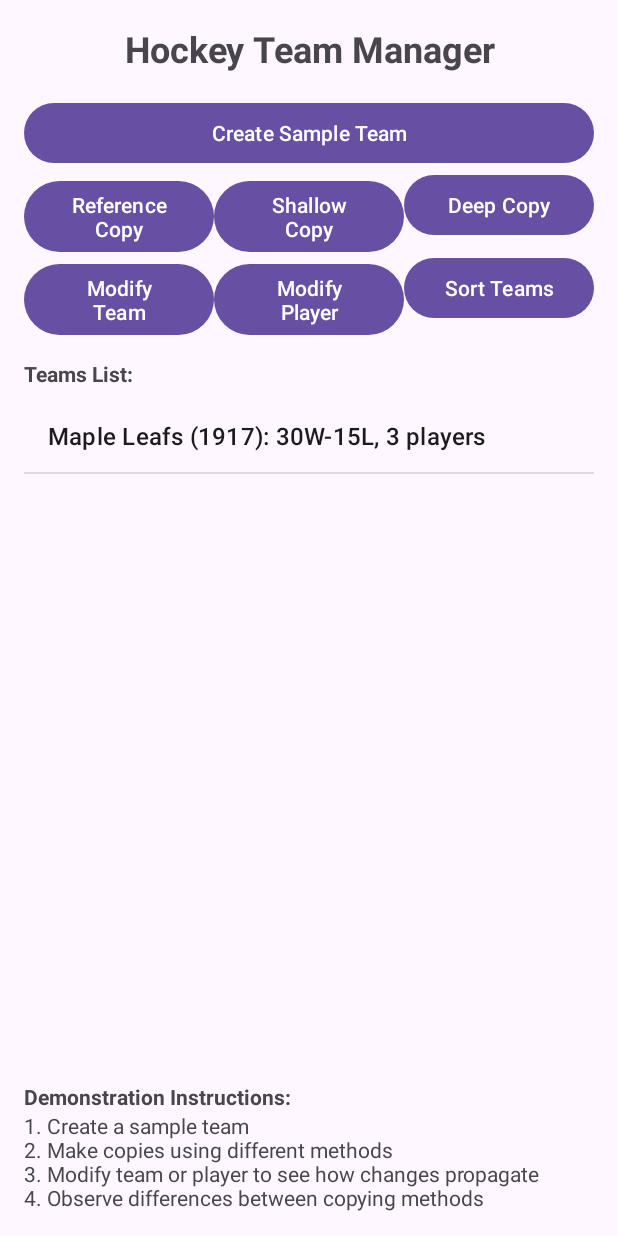
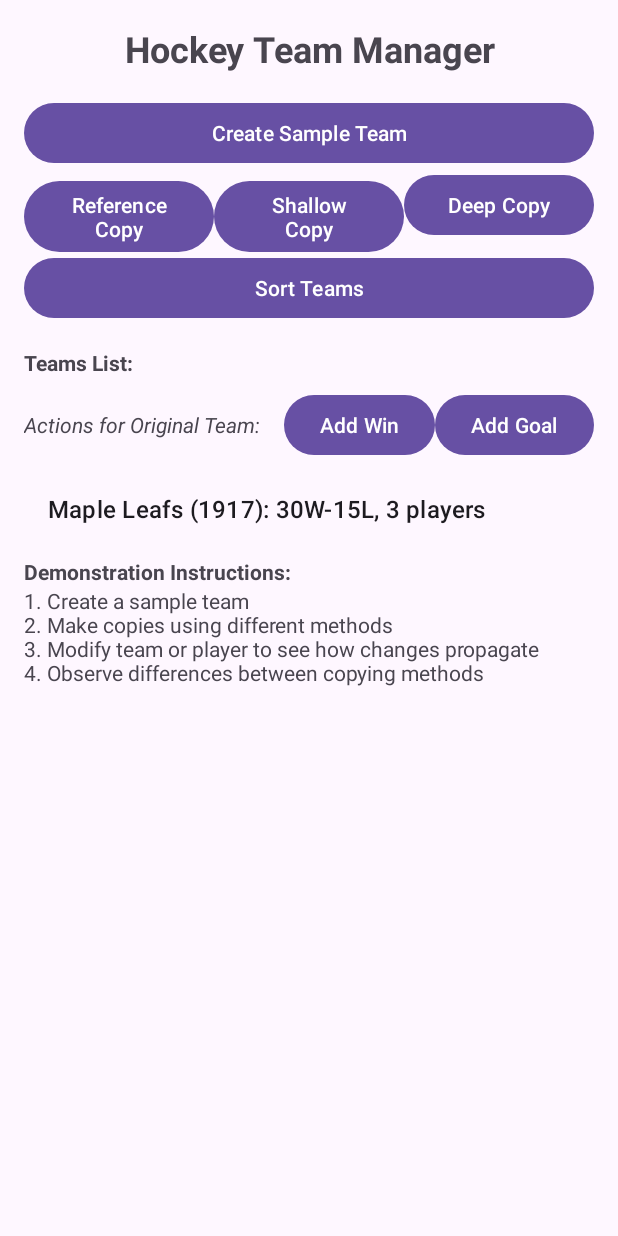
Before and after one commit to JapskuaLUT/CT60A2412_Week_12_Example, an Android app: the screen it shows after launch (MainActivity), after a tap on "Create Sample Team", on a phone screen of 412 x 824 dp. Run offline under Robolectric (Android 15) with nearby library versions, the phone set to English and light mode, and no system bars.

Commit message:
Added some small improvements to the MainActivity + readme.md

```diff
--- a/app/src/main/java/com/example/week12example1/MainActivity.java
+++ b/app/src/main/java/com/example/week12example1/MainActivity.java
@@ -97,6 +97,7 @@ public class MainActivity extends AppCompatActivity {
             public void onClick(View v) {
                 modifyTeam();
                 updateUI();
+                Toast.makeText(MainActivity.this, "Added a win to original team!", Toast.LENGTH_SHORT).show();
             }
         });
 
@@ -106,6 +107,12 @@ public class MainActivity extends AppCompatActivity {
             public void onClick(View v) {
                 modifyPlayer();
                 updateUI();
+
+                // Get the first player's name for the toast message
+                if (originalTeam != null && !originalTeam.getPlayers().isEmpty()) {
+                    Player player = originalTeam.getPlayers().get(0);
+                    Toast.makeText(MainActivity.this, "Added a goal to " + player.getName() + "!", Toast.LENGTH_SHORT).show();
+                }
             }
         });
 
@@ -204,8 +211,6 @@ public class MainActivity extends AppCompatActivity {
 
         // Modify the original team - this will affect reference copies
         originalTeam.setWins(originalTeam.getWins() + 1);
-
-        Toast.makeText(this, "Added a win to original team!", Toast.LENGTH_SHORT).show();
     }
 
     private void modifyPlayer() {
@@ -218,8 +223,6 @@ public class MainActivity extends AppCompatActivity {
         // This will affect shallow copies as well as reference copies
         Player player = originalTeam.getPlayers().get(0);
         player.setGoals(player.getGoals() + 1);
-
-        Toast.makeText(this, "Added a goal to " + player.getName() + "!", Toast.LENGTH_SHORT).show();
     }
 
     private void updateUI() {
--- a/app/src/main/res/layout/activity_main.xml
+++ b/app/src/main/res/layout/activity_main.xml
@@ -64,41 +64,59 @@
         android:orientation="horizontal">
 
         <Button
-            android:id="@+id/modify_team_btn"
-            android:layout_width="0dp"
+            android:id="@+id/sort_teams_btn"
+            android:layout_width="match_parent"
             android:layout_height="wrap_content"
-            android:layout_weight="1"
-            android:text="Modify Team" />
-
-        <Button
-            android:id="@+id/modify_player_btn"
-            android:layout_width="0dp"
-            android:layout_height="wrap_content"
-            android:layout_weight="1"
-            android:text="Modify Player" />
-
-        <Button
-            android:id="@+id/sort_teams_btn"
-            android:layout_width="0dp"
-            android:layout_height="wrap_content"
-            android:layout_weight="1"
             android:text="Sort Teams" />
 
     </LinearLayout>
+
+    <LinearLayout
+        android:layout_width="match_parent"
+        android:layout_height="wrap_content"
+        android:orientation="vertical"
+        android:layout_marginTop="16dp">
 
         <TextView
             android:layout_width="match_parent"
             android:layout_height="wrap_content"
             android:text="Teams List:"
             android:textStyle="bold"
-        android:layout_marginTop="16dp"
             android:layout_marginBottom="8dp" />
+
+        <LinearLayout
+            android:layout_width="match_parent"
+            android:layout_height="wrap_content"
+            android:orientation="horizontal"
+            android:layout_marginBottom="8dp">
+
+            <TextView
+                android:layout_width="0dp"
+                android:layout_height="wrap_content"
+                android:layout_weight="1"
+                android:text="Actions for Original Team:"
+                android:textStyle="italic" />
+
+            <Button
+                android:id="@+id/modify_team_btn"
+                android:layout_width="wrap_content"
+                android:layout_height="wrap_content"
+                android:text="Add Win" />
+
+            <Button
+                android:id="@+id/modify_player_btn"
+                android:layout_width="wrap_content"
+                android:layout_height="wrap_content"
+                android:text="Add Goal" />
+
+        </LinearLayout>
 
         <ListView
             android:id="@+id/teams_list_view"
             android:layout_width="match_parent"
             android:layout_height="0dp"
             android:layout_weight="1" />
+    </LinearLayout>
 
     <TextView
         android:layout_width="match_parent"
```
Also changed, not shown: 2 other files. Lines whose indentation alone changed are shown as unchanged.
